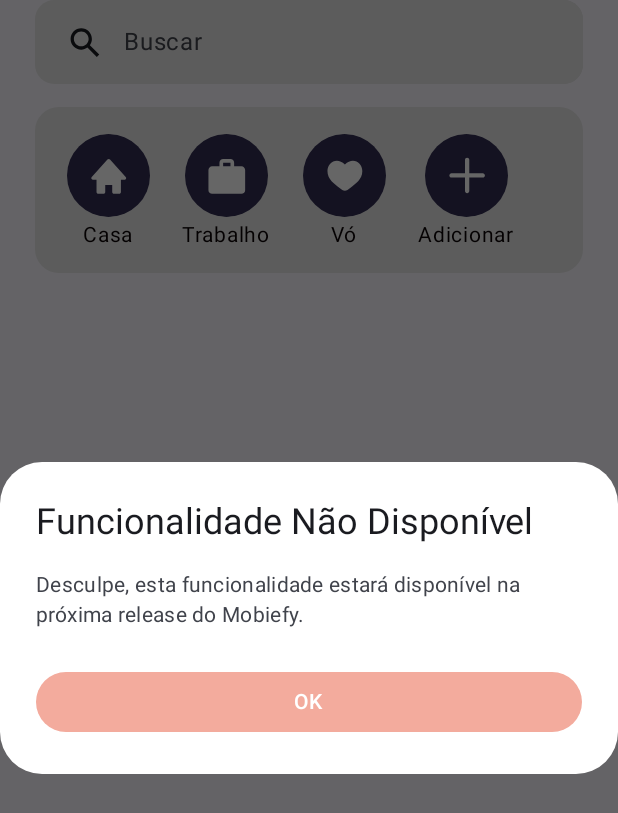
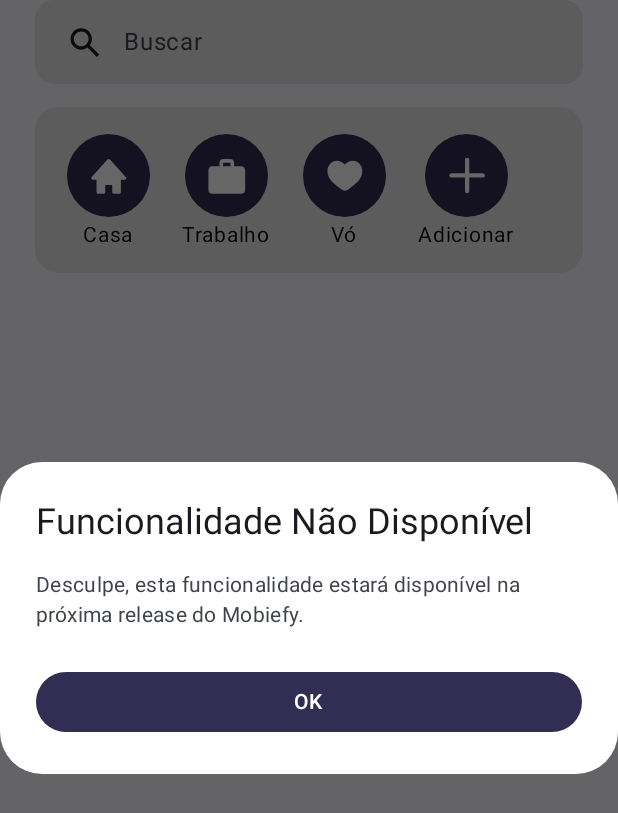
Before and after one commit to beatriznonato/Mobiefy, an Android app built with Jetpack Compose: the composable BottomSheetContent shown on its own in the app's theme, after a tap on "Casa", on a phone screen of 412 x 824 dp. Shown: the top 813 px of the screen. Run offline under Robolectric (Android 15) with nearby library versions, the phone set to English and light mode, and no system bars.

Commit message:
fix: change dialog button color

```diff
--- a/app/src/main/java/app/mobiefy/ui/composables/IconRound.kt
+++ b/app/src/main/java/app/mobiefy/ui/composables/IconRound.kt
@@ -28,7 +28,6 @@ import androidx.compose.ui.unit.dp
 import androidx.compose.ui.unit.sp
 import app.mobiefy.ui.theme.black
 import app.mobiefy.ui.theme.primary
-import app.mobiefy.ui.theme.secondary
 import app.mobiefy.ui.theme.white
 
 @Composable
@@ -77,7 +76,7 @@ fun IconRound(text: String, icon: Painter) {
                 Button(
                     modifier = Modifier.fillMaxWidth(),
                     colors = ButtonColors(
-                        containerColor = secondary,
+                        containerColor = primary,
                         contentColor = white,
                         disabledContainerColor = white,
                         disabledContentColor = black
--- a/app/src/main/java/app/mobiefy/ui/composables/SeachBar.kt
+++ b/app/src/main/java/app/mobiefy/ui/composables/SeachBar.kt
@@ -35,7 +35,7 @@ import androidx.compose.ui.unit.dp
 import app.mobiefy.R
 import app.mobiefy.ui.theme.black
 import app.mobiefy.ui.theme.brightShade
-import app.mobiefy.ui.theme.secondary
+import app.mobiefy.ui.theme.primary
 import app.mobiefy.ui.theme.white
 
 @Preview
@@ -96,7 +96,7 @@ fun CustomSearchBar() {
                             Button(
                                 modifier = Modifier.fillMaxWidth(),
                                 colors = ButtonColors(
-                                    containerColor = secondary,
+                                    containerColor = primary,
                                     contentColor = white,
                                     disabledContainerColor = white,
                                     disabledContentColor = black
```
